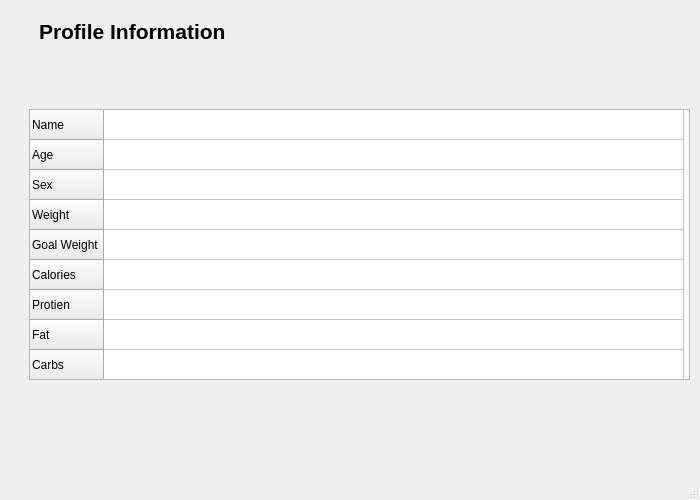
The window that gui.ui (michaelisrael1/FitTrack) describes before a commit, drawn with Qt 5.
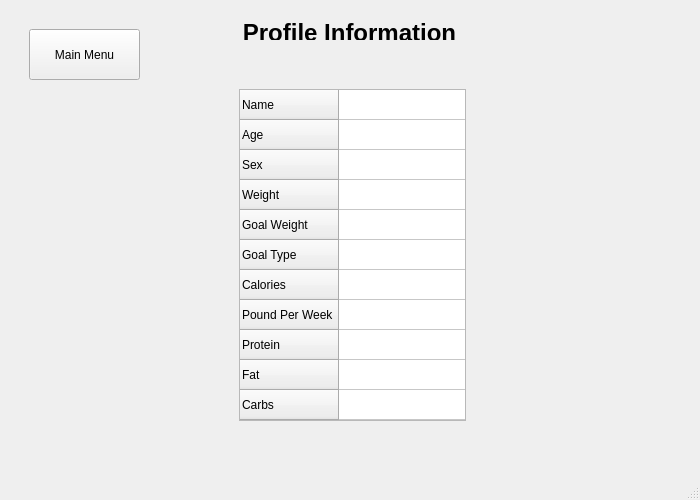
The same window after the commit. The open tabs and pages were chosen to show the change.

Commit message: Code added for update weight and creating instance from data

Diff of the .ui file:
```diff
--- a/gui.ui
+++ b/gui.ui
@@ -781,29 +781,44 @@
          <rect>
           <x>30</x>
           <y>10</y>
-          <width>241</width>
+          <width>621</width>
           <height>21</height>
          </rect>
         </property>
         <property name="text">
-         <string>&lt;html&gt;&lt;head/&gt;&lt;body&gt;&lt;p&gt;&lt;span style=&quot; font-size:16pt; font-weight:600;&quot;&gt;Profile Information&lt;/span&gt;&lt;/p&gt;&lt;/body&gt;&lt;/html&gt;</string>
+         <string>&lt;html&gt;&lt;head/&gt;&lt;body&gt;&lt;p align=&quot;center&quot;&gt;&lt;span style=&quot; font-size:18pt; font-weight:600;&quot;&gt;Profile Information&lt;/span&gt;&lt;/p&gt;&lt;/body&gt;&lt;/html&gt;</string>
         </property>
        </widget>
        <widget class="QTableWidget" name="table_porofile_info">
         <property name="geometry">
          <rect>
-          <x>20</x>
-          <y>100</y>
-          <width>661</width>
-          <height>271</height>
+          <x>230</x>
+          <y>80</y>
+          <width>227</width>
+          <height>332</height>
          </rect>
         </property>
+        <property name="sizePolicy">
+         <sizepolicy hsizetype="Minimum" vsizetype="Minimum">
+          <horstretch>0</horstretch>
+          <verstretch>0</verstretch>
+         </sizepolicy>
+        </property>
+        <property name="minimumSize">
+         <size>
+          <width>227</width>
+          <height>332</height>
+         </size>
+        </property>
+        <property name="maximumSize">
+         <size>
+          <width>227</width>
+          <height>332</height>
+         </size>
+        </property>
         <property name="layoutDirection">
          <enum>Qt::LeftToRight</enum>
         </property>
-        <property name="autoFillBackground">
-         <bool>true</bool>
-        </property>
         <property name="verticalScrollBarPolicy">
          <enum>Qt::ScrollBarAlwaysOff</enum>
         </property>
@@ -825,6 +840,12 @@
         <property name="wordWrap">
          <bool>true</bool>
         </property>
+        <property name="cornerButtonEnabled">
+         <bool>false</bool>
+        </property>
+        <property name="columnCount">
+         <number>1</number>
+        </property>
         <attribute name="horizontalHeaderVisible">
          <bool>false</bool>
         </attribute>
@@ -832,7 +853,10 @@
          <bool>true</bool>
         </attribute>
         <attribute name="horizontalHeaderDefaultSectionSize">
-         <number>580</number>
+         <number>150</number>
+        </attribute>
+        <attribute name="horizontalHeaderMinimumSectionSize">
+         <number>100</number>
         </attribute>
         <attribute name="verticalHeaderDefaultSectionSize">
          <number>30</number>
@@ -862,6 +886,11 @@
           <string>Goal Weight</string>
          </property>
         </row>
+        <row>
+         <property name="text">
+          <string>Goal Type</string>
+         </property>
+        </row>
         <row>
          <property name="text">
           <string>Calories</string>
@@ -869,7 +898,12 @@
         </row>
         <row>
          <property name="text">
-          <string>Protien</string>
+          <string>Pound Per Week</string>
+         </property>
+        </row>
+        <row>
+         <property name="text">
+          <string>Protein</string>
          </property>
         </row>
         <row>
@@ -882,7 +916,35 @@
           <string>Carbs</string>
          </property>
         </row>
-        <column/>
+        <column>
+         <property name="text">
+          <string/>
+         </property>
+         <property name="textAlignment">
+          <set>AlignCenter</set>
+         </property>
+        </column>
+        <item row="0" column="0">
+         <property name="text">
+          <string/>
+         </property>
+         <property name="textAlignment">
+          <set>AlignCenter</set>
+         </property>
+        </item>
+       </widget>
+       <widget class="QPushButton" name="button_profileMainMenu">
+        <property name="geometry">
+         <rect>
+          <x>20</x>
+          <y>20</y>
+          <width>111</width>
+          <height>51</height>
+         </rect>
+        </property>
+        <property name="text">
+         <string>Main Menu</string>
+        </property>
        </widget>
       </widget>
       <widget class="QWidget" name="page_FoodLog">
```
Left out of the diff: 62 changed lines with no effect on the pictures. The commit also changes 6 other files.
